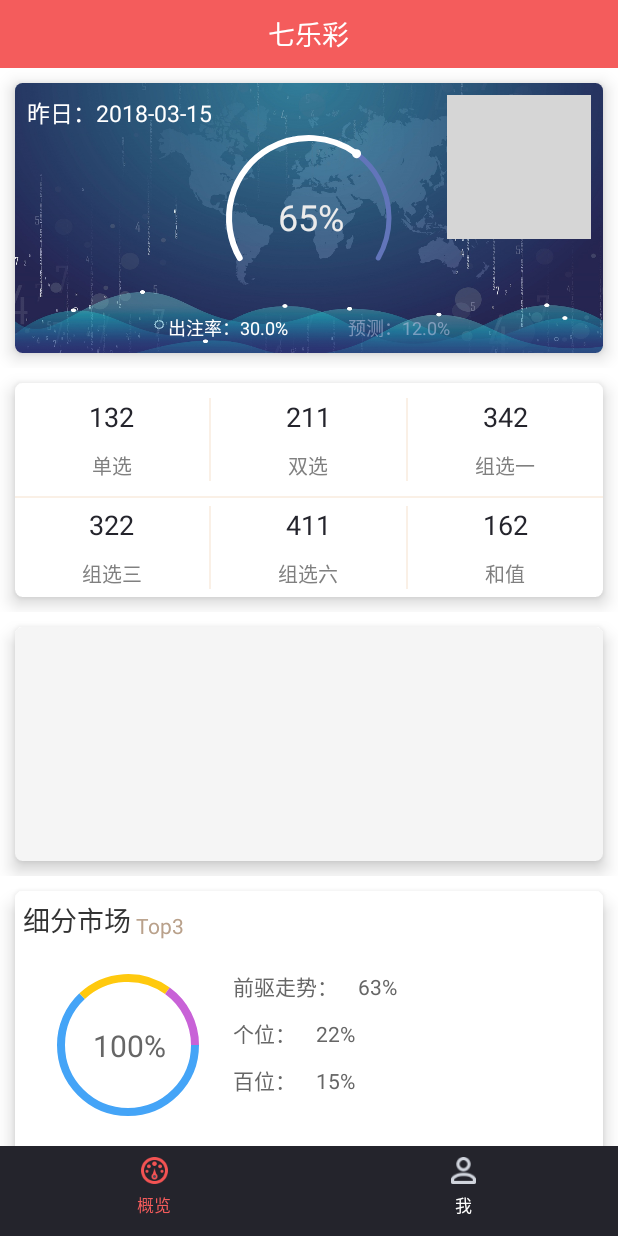
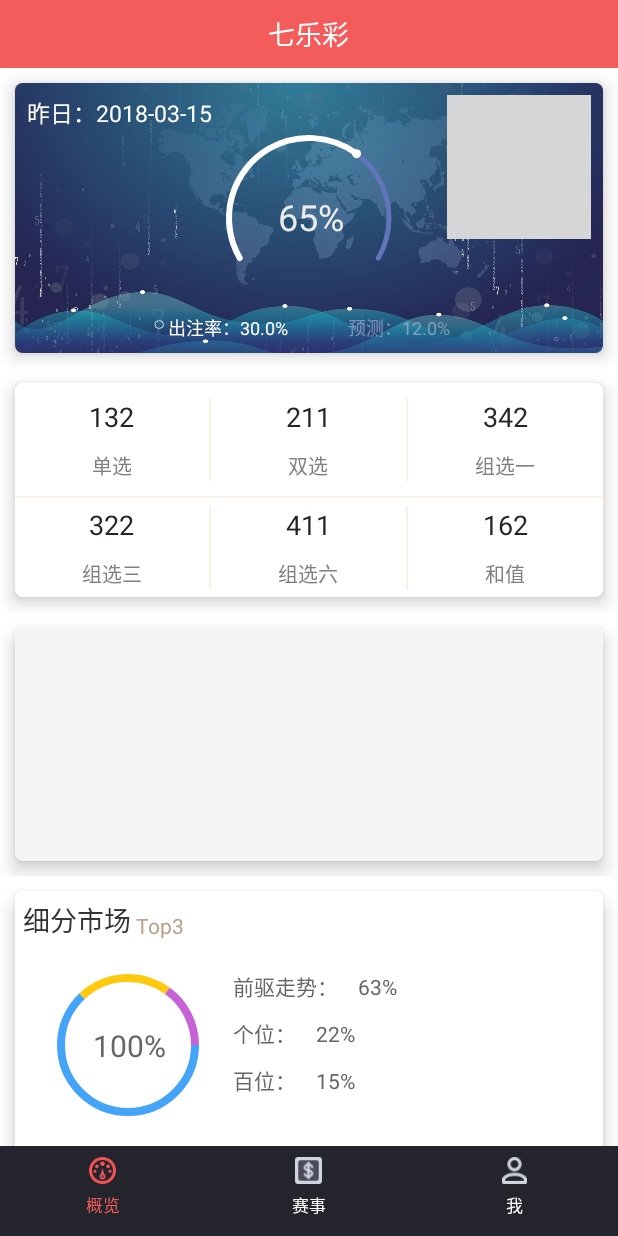
Before and after one commit to gangoogle/DinnerSsc, an Android app: the screen it shows after launch (MainActivity), on a phone screen of 412 x 824 dp. Run offline under Robolectric (Android 15) with nearby library versions, the phone set to English and light mode, and no system bars; our stand-ins replace EventBus; libraries missing offline, so code that uses them is left out: rx.android.schedulers, rx.functions; grey boxes are pictures that could not be loaded.

Commit message:
添加球赛页面

```diff
--- a/app/src/main/java/com/butter/dinnerssc/net/HttpLoggingInterceptor.kt
+++ b/app/src/main/java/com/butter/dinnerssc/net/HttpLoggingInterceptor.kt
@@ -9,7 +9,7 @@ import okhttp3.logging.HttpLoggingInterceptor
 open class HttpLoggingInterceptor : HttpLoggingInterceptor.Logger {
 
     override fun log(message: String?) {
-        Log.d("yzg", "okhttp->$message")
+        Log.i("yzg", "okhttp->$message")
     }
 
 }
--- a/app/src/main/java/com/butter/dinnerssc/ui/activity/MainActivity.kt
+++ b/app/src/main/java/com/butter/dinnerssc/ui/activity/MainActivity.kt
@@ -16,6 +16,7 @@ import com.butter.dinnerssc.ui.customview.MyProgressDialog
 import com.butter.dinnerssc.ui.fragment.BaseHomeFragment
 import com.butter.dinnerssc.ui.fragment.HomeMainFragment
 import com.butter.dinnerssc.ui.fragment.HomeMeFragment
+import com.butter.dinnerssc.ui.fragment.HomeSoccerFragment
 
 import kotlinx.android.synthetic.main.activity_main.*
 import kotlinx.android.synthetic.main.view_main_toolbar.*
@@ -27,7 +28,8 @@ import java.util.*
 class MainActivity : AppCompatActivity() {
     private lateinit var fragments: MutableList<BaseHomeFragment>
     private val OVERVIEW_INDEX = 0
-    private val ME_INDEX = 1
+    private val SOCCER_INDEX = 1
+    private val ME_INDEX = 2
     lateinit var dialog: MyProgressDialog
 
     override fun onCreate(savedInstanceState: Bundle?) {
@@ -43,10 +45,13 @@ class MainActivity : AppCompatActivity() {
         setToolBarStatus(0)
         dialog = MyProgressDialog(this)
         free_vp.setBackgroundColor(Color.LTGRAY)
+        //缓存3个页面
+        free_vp.offscreenPageLimit=3
         free_vp.setScrollable(false)
         fragments = ArrayList<BaseHomeFragment>()
         //TODO add fragments 2 the vp....
         fragments.add(HomeMainFragment())
+        fragments.add(HomeSoccerFragment())
         fragments.add(HomeMeFragment())
         free_vp.setAdapter(FragmentAdapter(supportFragmentManager, fragments))
         //发送延迟请求
@@ -54,7 +59,7 @@ class MainActivity : AppCompatActivity() {
         dialog.initDialog("")
         val msg = Message()
         msg.what = 0
-        handler.sendMessageDelayed(msg, 1000 * (t.toLong()+1))
+        handler.sendMessageDelayed(msg, 1000 * (t.toLong() + 1))
     }
 
     private fun setClick() {
@@ -66,6 +71,10 @@ class MainActivity : AppCompatActivity() {
             free_vp.setCurrentItem(ME_INDEX)
             setToolBarStatus(ME_INDEX)
         }
+        rl_soccer.setOnClickListener {
+            free_vp.setCurrentItem(SOCCER_INDEX)
+            setToolBarStatus(SOCCER_INDEX)
+        }
     }
 
     private fun setToolBarStatus(position: Int) {
@@ -73,6 +82,8 @@ class MainActivity : AppCompatActivity() {
         tv_overview.isSelected = position == OVERVIEW_INDEX
         iv_me.isSelected = position == ME_INDEX
         tv_me.isSelected = position == ME_INDEX
+        iv_soccer.isSelected = position == SOCCER_INDEX
+        tv_soccer.isSelected = position == SOCCER_INDEX
     }
 
 
@@ -102,7 +113,7 @@ class MainActivity : AppCompatActivity() {
 
     @Subscribe(threadMode = ThreadMode.MAIN)
     fun switchLotteryEvent(event: SwitchLotteryEvent) {
-        tv_title.text= getTrendItemData()[event.position].name
+        tv_title.text = getTrendItemData()[event.position].name
     }
 
     override fun onDestroy() {
--- a/app/src/main/java/com/butter/dinnerssc/ui/fragment/BaseHomeFragment.kt
+++ b/app/src/main/java/com/butter/dinnerssc/ui/fragment/BaseHomeFragment.kt
@@ -24,7 +24,7 @@ open abstract class BaseHomeFragment : Fragment() {
         var layoutId = 0
         if (this is HomeMainFragment) {
             layoutId = R.layout.fragment_current_region
-        } else if (this is HomeMeFragment) {
+        } else {
             layoutId = R.layout.fragment_home_subordinate
         }
         val view = inflater?.inflate(layoutId, container, false)
--- /dev/null
+++ b/app/src/main/java/com/butter/dinnerssc/ui/fragment/HomeSoccerFragment.kt
@@ -0,0 +1,10 @@
+package com.butter.dinnerssc.ui.fragment
+
+/**
+ * Created by gangoogle on 2018/3/16.
+ */
+class HomeSoccerFragment :BaseHomeFragment(){
+    override fun initFragmentView(): MutableList<BaseFragment> {
+        return mutableListOf<BaseFragment>(SoccerLotteyFragment())
+    }
+}
--- /dev/null
+++ b/app/src/main/java/com/butter/dinnerssc/ui/fragment/SoccerLotteyFragment.kt
@@ -0,0 +1,89 @@
+package com.butter.dinnerssc.ui.fragment
+
+import android.os.Bundle
+import android.util.Log
+import android.view.LayoutInflater
+import android.view.View
+import android.view.ViewGroup
+import android.webkit.WebSettings
+import android.webkit.WebView
+import android.webkit.WebViewClient
+import com.butter.dinnerssc.R
+import com.butter.dinnerssc.model.event.InitDataEvent
+import kotlinx.android.synthetic.main.fragment_socccer.*
+import org.greenrobot.eventbus.EventBus
+import org.greenrobot.eventbus.Subscribe
+import org.greenrobot.eventbus.ThreadMode
+import kotlinx.android.synthetic.main.fragment_socccer.view.*
+
+/**
+ * Created by gangoogle on 2018/3/16.
+ */
+class SoccerLotteyFragment : BaseFragment() {
+
+    init {
+        EventBus.getDefault().register(this)
+    }
+
+    override fun onDestroyView() {
+        super.onDestroyView()
+        EventBus.getDefault().unregister(this)
+    }
+
+    override fun onViewCreated(view: View?, savedInstanceState: Bundle?) {
+        super.onViewCreated(view, savedInstanceState)
+        webviewSet()
+    }
+
+    override fun onCreateView(inflater: LayoutInflater?, container: ViewGroup?, savedInstanceState: Bundle?): View? {
+        val view = inflater?.inflate(R.layout.fragment_socccer, container, false)
+        return view
+    }
+
+    override fun initViewData() {
+    }
+
+    override fun setClick(view: View?) {
+    }
+
+    @Subscribe(threadMode = ThreadMode.MAIN)
+    fun recvInitDataEvent(event: InitDataEvent) {
+        initData()
+    }
+
+    fun webviewSet() {
+        webview.settings.setSupportZoom(false)
+        webview.settings.builtInZoomControls = false
+        try {
+            webview.settings.javaScriptEnabled = true
+        } catch (e: Exception) {
+            println(e)
+        }
+
+        webview.settings.setRenderPriority(WebSettings.RenderPriority.HIGH)
+        webview.settings.cacheMode = WebSettings.LOAD_DEFAULT  //设置 缓存模式
+        // 开启 DOM storage API 功能
+        webview.settings.domStorageEnabled = true
+        //开启 database storage API 功能
+        webview.settings.databaseEnabled = true
+        val cacheDirPath = context.getCacheDir().getAbsolutePath()
+        //设置  Application Caches 缓存目录
+        webview.settings.setAppCachePath(cacheDirPath)
+        //开启 Application Caches 功能
+        webview.settings.setAppCacheEnabled(true)
+        webview.setWebViewClient(object : WebViewClient() {
+
+            override fun shouldOverrideUrlLoading(view: WebView?, url: String?): Boolean {
+                if (url != "") {
+                    view?.loadUrl(url);   //在当前的webview中跳转到新的url
+                    System.out.println("url:" + url);
+                }
+                return true;
+            }
+        })
+    }
+
+    fun initData() {
+        webview.loadUrl("http://live.m.500.com/home/zq/jczq/cur?render=local")
+    }
+}
--- a/app/src/main/res/layout/fragment_home_subordinate.xml
+++ b/app/src/main/res/layout/fragment_home_subordinate.xml
@@ -3,10 +3,6 @@
               android:layout_width="match_parent"
               android:layout_height="match_parent"
               android:orientation="vertical">
-
-    <ScrollView
-        android:layout_width="match_parent"
-        android:layout_height="match_parent">
 
         <LinearLayout
             android:id="@+id/ll_fgm_container_sub"
@@ -15,5 +11,4 @@
             android:orientation="vertical"
             >
         </LinearLayout>
-    </ScrollView>
 </LinearLayout>
--- a/app/src/main/res/layout/view_main_toolbar.xml
+++ b/app/src/main/res/layout/view_main_toolbar.xml
@@ -42,34 +42,33 @@
                 android:textSize="11sp"/>
         </RelativeLayout>
 
-        <!--<RelativeLayout-->
-            <!--android:id="@+id/rl_price"-->
-            <!--android:layout_width="0dp"-->
-            <!--android:layout_height="match_parent"-->
-            <!--android:layout_weight="1"-->
-            <!--android:orientation="vertical">-->
+        <RelativeLayout
+            android:id="@+id/rl_soccer"
+            android:layout_width="0dp"
+            android:layout_height="match_parent"
+            android:layout_weight="1"
+            android:orientation="vertical">
 
 
-            <!--<ImageView-->
-                <!--android:id="@+id/iv_price"-->
-                <!--android:layout_width="18dp"-->
-                <!--android:layout_height="18dp"-->
-                <!--android:layout_centerHorizontal="true"-->
-                <!--android:layout_marginTop="7dp"-->
-                <!--android:src="@drawable/selector_navi_price"/>-->
+            <ImageView
+                android:id="@+id/iv_soccer"
+                android:layout_width="18dp"
+                android:layout_height="18dp"
+                android:layout_centerHorizontal="true"
+                android:layout_marginTop="7dp"
+                android:src="@drawable/selector_navi_price" />
 
-            <!--<TextView-->
-                <!--android:id="@+id/tv_price"-->
-                <!--android:layout_width="wrap_content"-->
-                <!--android:layout_height="wrap_content"-->
-                <!--android:layout_below="@id/iv_price"-->
-                <!--android:layout_centerHorizontal="true"-->
-                <!--android:layout_marginTop="5dp"-->
-                <!--android:text="定价"-->
-                <!--android:textColor="@drawable/selector_navi_text"-->
-                <!--android:textSize="11sp"/>-->
-        <!--</RelativeLayout>-->
-
+            <TextView
+                android:id="@+id/tv_soccer"
+                android:layout_width="wrap_content"
+                android:layout_height="wrap_content"
+                android:layout_below="@id/iv_soccer"
+                android:layout_centerHorizontal="true"
+                android:layout_marginTop="5dp"
+                android:text="赛事"
+                android:textColor="@drawable/selector_navi_text"
+                android:textSize="11sp" />
+        </RelativeLayout>
 
 
         <RelativeLayout
```
Also changed, not shown: app/src/main/java/com/butter/dinnerssc/ui/activity/TrendChartActivity.kt (+7 -2 lines), app/src/main/res/layout/activity_trend_chart.xml (+0 -9 lines), app/src/main/res/layout/fragment_socccer.xml (added, +11 -0 lines), app/src/main/res/values/strings.xml (+2 -2 lines), 1 other file.
